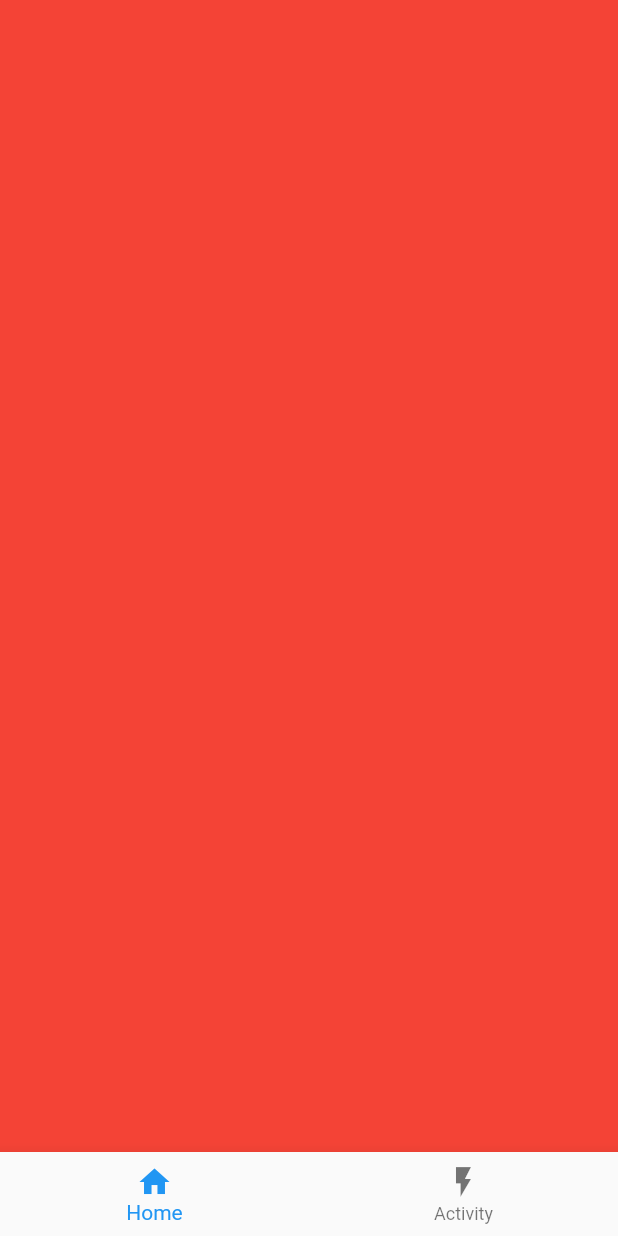
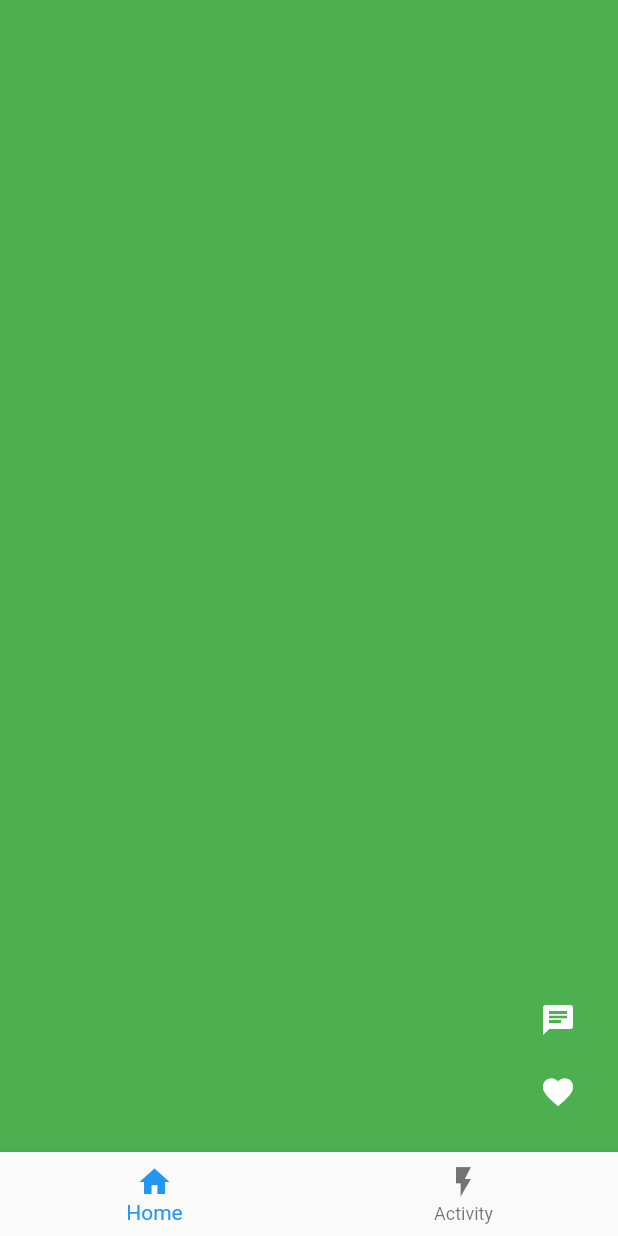
Before and after one commit to YoshikazuHosono/flutter_tiktok, a Flutter app: the HomePage screen opened directly, on a phone screen of 412 x 824 dp. Run offline on Flutter 3.47's test engine with Material 2 defaults, Android fonts, the phone set to English and light mode, and no system bars.

Commit message:
put ListPage in HomePage

```diff
--- a/lib/HomePage.dart
+++ b/lib/HomePage.dart
@@ -1,4 +1,5 @@
 import 'package:flutter/material.dart';
+import 'package:flutter_tiktok/ListPage.dart';
 
 class HomePage extends StatefulWidget {
   @override
@@ -10,8 +11,8 @@ class _HomePageState extends State<HomePage> {
   int _selectedIndex = 0;
 
   static List<Widget> _pageList = [
-    Container(color: Colors.red),
-    Container(color: Colors.blue),
+    ListPage(),
+    Container(color: Colors.yellow),
   ];
 
   @override
--- a/lib/ListPage.dart
+++ b/lib/ListPage.dart
@@ -45,6 +45,7 @@ class _ListPageState extends State<ListPage> {
   Widget build(BuildContext context) {
     return Scaffold(
         body: PageView(
+      key: PageStorageKey("_ListPageState"),
       controller: _pageController,
       scrollDirection: Axis.vertical,
       children: items,
--- a/lib/main.dart
+++ b/lib/main.dart
@@ -1,6 +1,6 @@
 import 'package:flutter/material.dart';
 
-import 'ListPage.dart';
+import 'HomePage.dart';
 
 void main() {
   runApp(MyApp());
@@ -9,6 +9,6 @@ void main() {
 class MyApp extends StatelessWidget {
   @override
   Widget build(BuildContext context) {
-    return MaterialApp(title: "toktik", home: ListPage());
+    return MaterialApp(title: "toktik", home: HomePage());
   }
 }
```
